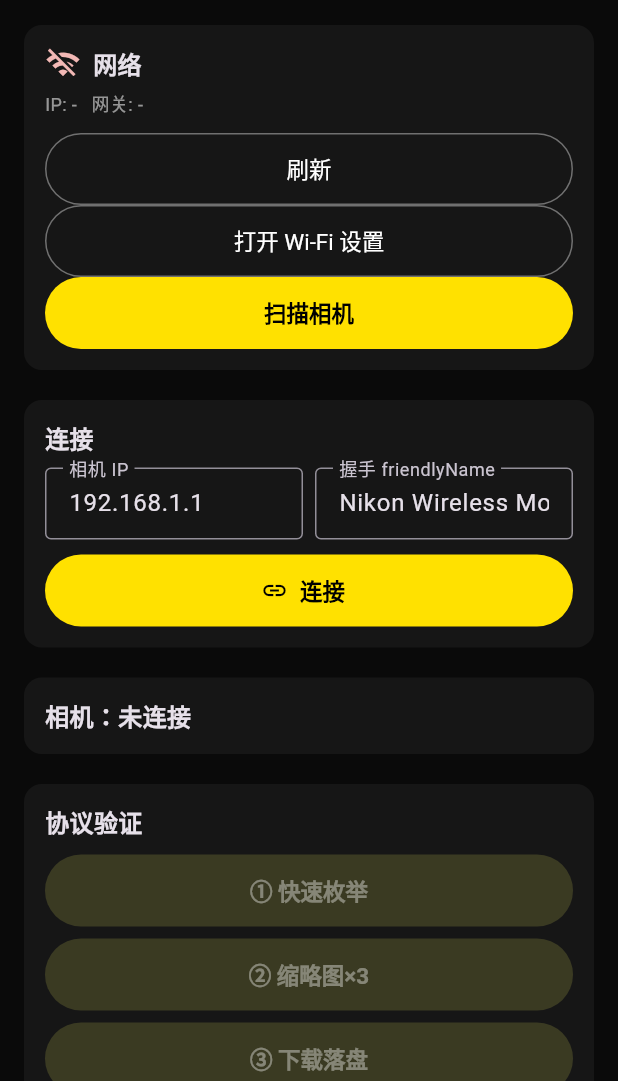
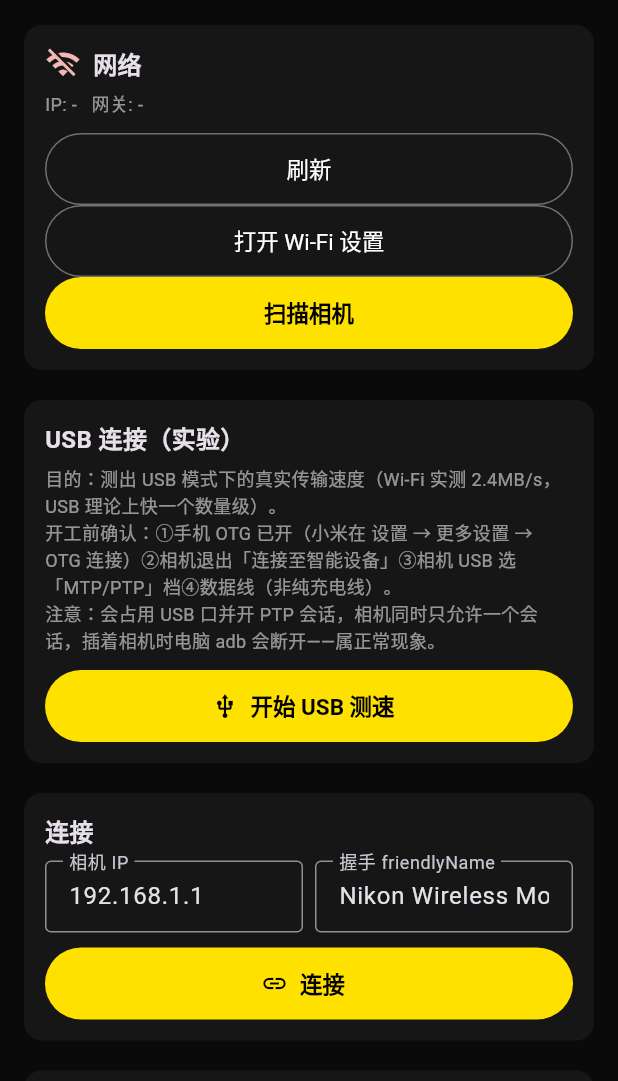
Before and after one commit to chistoiy/nikan, a Flutter app: the DebugPage screen opened directly, on a phone screen of 412 x 824 dp, the part 155-1236 px from its top. Run offline on Flutter 3.47's test engine with Material 3 defaults, Android fonts, the light colour scheme and no system bars; missing offline and left inert: exif.

Commit message:
feat(debug): USB 实验独立成卡，不再埋在探针按钮网里
用户反馈：数据线连上相机后 App 没有任何反应。查下来他贴的日志是调试面板
「刷新网络信息」的输出（ip=192.168.31.173 是家里的 Wi-Fi，不是相机热点），
说明没找到 USB 探针入口——这是我的责任：上一轮刚把「开发者选项」改成默认收起，
而 USB 探针又排在十几个按钮的最后一位，等于把它埋了。

- USB 测速从探针按钮网里移出，改为独立卡片「USB 连接（实验）」，紧随网络卡之后
- 卡内直接写明四项前置条件（OTG 开关 / 相机退出智能设备模式 / MTP/PTP 档 / 数据线）
  与副作用（占 USB 口、开 PTP 会话、插着相机时 adb 会断开）
- 结论直接渲染在卡片内，不必去日志面板翻找；同时仍写入日志便于复制

验证：analyze 无问题；10 条测试全绿；release 构建通过（adb 不可用，未能装机）

```diff
--- a/lib/pages/debug/debug_page.dart
+++ b/lib/pages/debug/debug_page.dart
@@ -100,13 +100,8 @@ class _DebugPanelState extends State<DebugPanel> {
       run: (_) => NikonEngine.probeLvFrames(),
     ),
     _Probe(
-      // 会自行占用 USB 接口并打开 PTP 会话：若当前是 Wi-Fi 已连接状态，
-      // 相机可能因"同时只允许一个会话"而断开 Wi-Fi——所以标签里直接写明白
-      label: 'USB:吞吐测速（会中断 Wi-Fi）',
-      detail: 'USB 连接模式 U0 实验（设备枚举 / 打开会话 / 操作集对比 / 实测 MB/s）',
-      run: (_) => NikonEngine.usbProbe(),
-    ),
-    _Probe(
+      // USB 测速不放这里：它是独立实验，有自己的卡片（_usbCard）。
+      // 埋在十几个按钮的最后一位等于没人找得到——上一轮就发生过。
       label: '试验:取景2',
       detail: '实时取景链路探针2（0x9206→拉帧→0x9201）',
       run: (_) => NikonEngine.probeLiveView2(),
@@ -369,6 +364,8 @@ class _DebugPanelState extends State<DebugPanel> {
         ]),
         _wifiCard(cs),
         const SizedBox(height: 12),
+        _usbCard(),
+        const SizedBox(height: 12),
         _connectCard(),
         const SizedBox(height: 12),
         _cameraCard(),
@@ -385,6 +382,70 @@ class _DebugPanelState extends State<DebugPanel> {
 
   TextStyle get _hint =>
       TextStyle(color: Colors.white.withValues(alpha: 0.55), fontSize: 12, height: 1.4);
+
+  /// USB 实验的结论：直接显示在卡片里，不必去日志面板翻找
+  List<String>? _usbResult;
+
+  Future<void> _runUsbProbe() async {
+    setState(() => _usbResult = const ['正在探测…若弹出系统授权对话框，请点「允许」']);
+    await _run('USB 连接模式：设备枚举 / 会话 / 操作集 / 测速', () async {
+      final lines = await NikonEngine.usbProbe();
+      if (mounted) setState(() => _usbResult = lines);
+    });
+  }
+
+  /// USB 连接模式实验卡片。
+  ///
+  /// 单独成卡而不是塞进上面的探针按钮网：它是独立实验、有前置条件、结果需要直接看到。
+  /// 会占用 USB 口并打开 PTP 会话——插着相机时手机这个口就被占住，电脑端 adb 会断开，属正常。
+  Widget _usbCard() => AppCard(
+        child: Column(
+          crossAxisAlignment: CrossAxisAlignment.start,
+          children: [
+            const Text('USB 连接（实验）',
+                style: TextStyle(fontSize: 16, fontWeight: FontWeight.w600)),
+            const SizedBox(height: 6),
+            Text(
+              '目的：测出 USB 模式下的真实传输速度（Wi-Fi 实测 2.4MB/s，'
+              'USB 理论上快一个数量级）。\n'
+              '开工前确认：①手机 OTG 已开（小米在 设置 → 更多设置 → OTG 连接）'
+              '②相机退出「连接至智能设备」③相机 USB 选「MTP/PTP」档④数据线（非纯充电线）。\n'
+              '注意：会占用 USB 口并开 PTP 会话，相机同时只允许一个会话，'
+              '插着相机时电脑 adb 会断开——属正常现象。',
+              style: _hint,
+            ),
+            const SizedBox(height: 10),
+            FilledButton.icon(
+              onPressed: _busy ? null : _runUsbProbe,
+              icon: const Icon(Icons.usb, size: 18),
+              label: const Text('开始 USB 测速'),
+            ),
+            if (_usbResult != null) ...[
+              const SizedBox(height: 10),
+              Container(
+                width: double.infinity,
+                padding: const EdgeInsets.all(10),
+                decoration: BoxDecoration(
+                  color: Colors.white.withValues(alpha: 0.05),
+                  borderRadius: BorderRadius.circular(8),
+                ),
+                child: Column(
+                  crossAxisAlignment: CrossAxisAlignment.start,
+                  children: [
+                    for (final l in _usbResult!)
+                      Padding(
+                        padding: const EdgeInsets.symmetric(vertical: 1),
+                        child: Text(l,
+                            style: const TextStyle(
+                                fontFamily: 'monospace', fontSize: 11.5, height: 1.4)),
+                      ),
+                  ],
+                ),
+              ),
+            ],
+          ],
+        ),
+      );
 
   Widget _wifiCard(ColorScheme cs) {
     final onWifi = _wifi?['onWifi'] == true;
```
